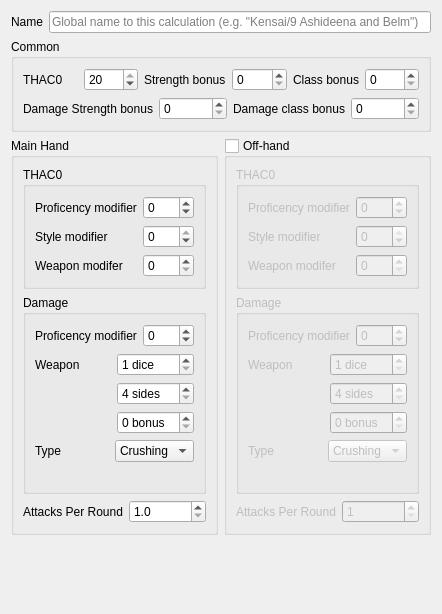
Old version of the form damage-calculator/configuration.ui in the repository moebiusproject/moebiustoolkit.
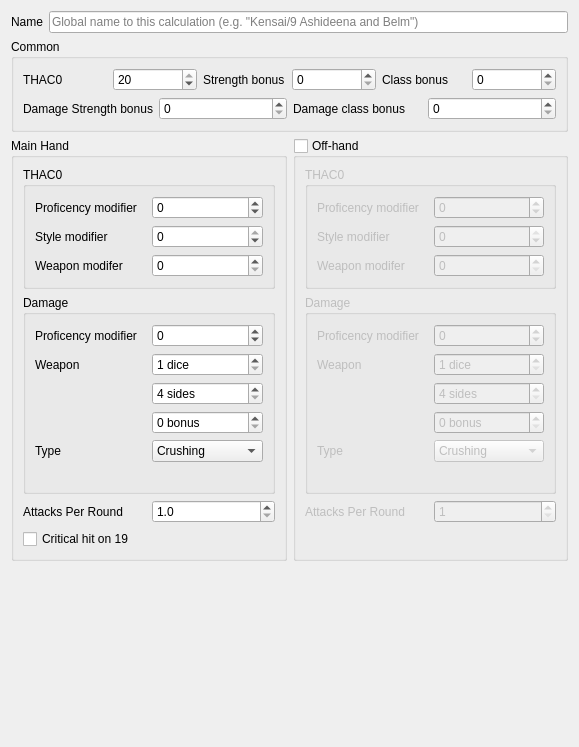
New version of the form.

Commit message:
Implement criticals on 19 and fix off-by-one error
Now I know that plenty of comparisons that I did are somewhat wrong...

```diff
--- a/damage-calculator/configuration.ui
+++ b/damage-calculator/configuration.ui
@@ -6,8 +6,8 @@
    <rect>
     <x>0</x>
     <y>0</y>
-    <width>442</width>
-    <height>614</height>
+    <width>579</width>
+    <height>747</height>
    </rect>
   </property>
   <layout class="QVBoxLayout" name="verticalLayout_6">
@@ -314,6 +314,13 @@
           </item>
          </layout>
         </item>
+        <item>
+         <widget class="QCheckBox" name="doubleCriticalChance">
+          <property name="text">
+           <string>Critical hit on 19</string>
+          </property>
+         </widget>
+        </item>
        </layout>
       </widget>
      </item>
@@ -526,6 +533,22 @@
           </item>
          </layout>
         </item>
+        <item>
+         <spacer name="spacer">
+          <property name="orientation">
+           <enum>Qt::Vertical</enum>
+          </property>
+          <property name="sizeType">
+           <enum>QSizePolicy::MinimumExpanding</enum>
+          </property>
+          <property name="sizeHint" stdset="0">
+           <size>
+            <width>20</width>
+            <height>10</height>
+           </size>
+          </property>
+         </spacer>
+        </item>
        </layout>
       </widget>
      </item>
```
The commit also changes 1 other file.
